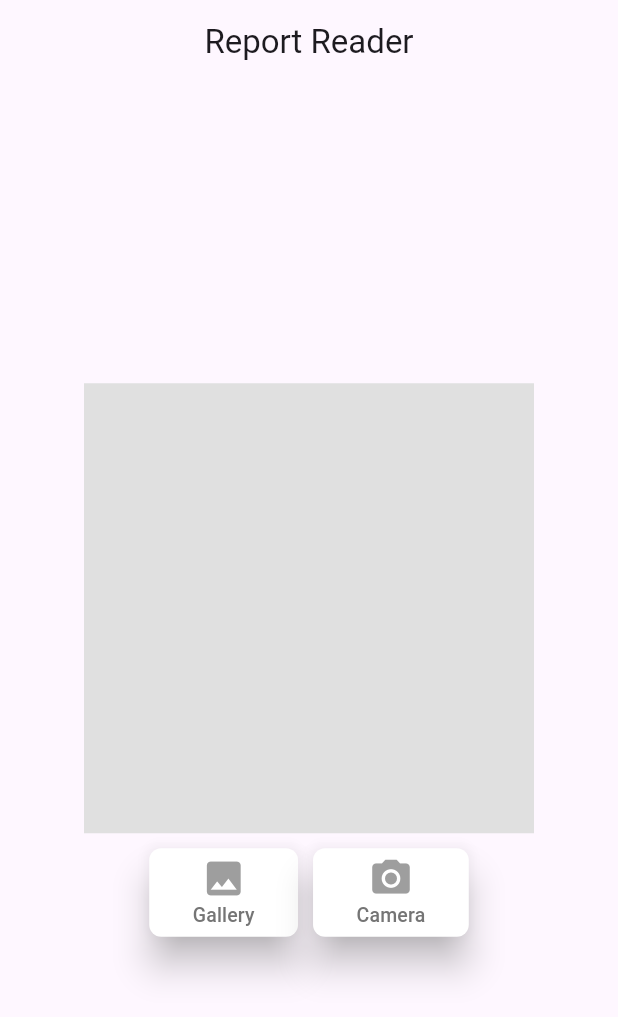
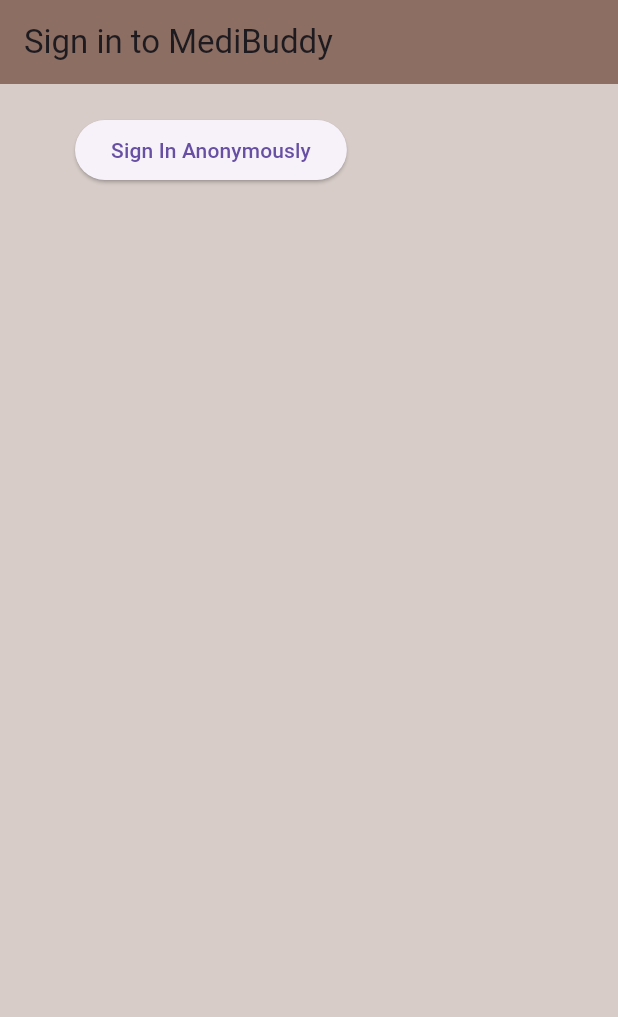
Before and after one commit to aseahjh/medibuddy, a Flutter app: the screen it shows after launch, on a phone screen of 412 x 824 dp. Shown: the top 1017 px of the screen. Run offline on Flutter 3.47's test engine with Material 3 defaults, Android fonts, the phone set to English and light mode, and no system bars; our stand-ins replace firebase_auth, firebase_core, image_picker; missing offline and left inert: google_ml_kit; accounts and stored records are empty.

Commit message:
Anon Sign In

```diff
--- a/lib/main.dart
+++ b/lib/main.dart
@@ -1,15 +1,18 @@
-import 'dart:io';
+import 'package:flutter/material.dart';
+import 'package:medibuddy/screens/wrapper.dart';
+import 'package:firebase_core/firebase_core.dart';
 
-import 'package:flutter/material.dart';
-import 'package:google_ml_kit/google_ml_kit.dart';
-import 'package:image_picker/image_picker.dart';
-
-void main() {
-  runApp(const MyApp());
+void main() async {
+  try {
+    await Firebase.initializeApp();
+    runApp(MyApp());
+  } catch (error) {
+    print("Error Initializing Firebase: $error");
+  }
 }
 
 class MyApp extends StatelessWidget {
-  const MyApp({Key? key}) : super(key: key);
+  MyApp({Key? key}) : super(key: key);
 
   // This widget is the root of your application.
   @override
@@ -19,187 +22,7 @@
       theme: ThemeData(
         primarySwatch: Colors.green,
       ),
-      home: const MyHomePage(),
+      home: Wrapper(),
     );
   }
 }
-
-class MyHomePage extends StatefulWidget {
-  const MyHomePage({Key? key}) : super(key: key);
-
-  @override
-  State<MyHomePage> createState() => _MyHomePageState();
-}
-
-class _MyHomePageState extends State<MyHomePage> {
-  bool textScanning = false;
-
-  XFile? imageFile;
-
-  String scannedText = "";
-
-  @override
-Widget build(BuildContext context) {
-  return Scaffold(
-    appBar: AppBar(
-      centerTitle: true,
-      title: const Text("Report Reader"),
-    ),
-    body: Center(
-      child: SingleChildScrollView(
-        child: Container(
-          margin: const EdgeInsets.all(20),
-          child: Column(
-            crossAxisAlignment: CrossAxisAlignment.center,
-            children: [
-              if (textScanning) const CircularProgressIndicator(),
-              if (!textScanning && imageFile == null)
-                Container(
-                  width: 300,
-                  height: 300,
-                  color: Colors.grey[300]!,
-                ),
-              if (imageFile != null) Image.file(File(imageFile!.path)),
-              Row(
-                mainAxisAlignment: MainAxisAlignment.center,
-                children: [
-                  Container(
-                    margin: const EdgeInsets.symmetric(horizontal: 5),
-                    padding: const EdgeInsets.only(top: 10),
-                    child: ElevatedButton(
-                      style: ElevatedButton.styleFrom(
-                        primary: Colors.white,
-                        onPrimary: Colors.grey,
-                        shadowColor: Colors.grey[400],
-                        elevation: 10,
-                        shape: RoundedRectangleBorder(
-                          borderRadius: BorderRadius.circular(8.0),
-                        ),
-                      ),
-                      onPressed: () {
-                        getImage(ImageSource.gallery);
-                      },
-                      child: Container(
-                        margin: const EdgeInsets.symmetric(
-                          vertical: 5,
-                          horizontal: 5,
-                        ),
-                        child: Column(
-                          mainAxisSize: MainAxisSize.min,
-                          children: [
-                            Icon(
-                              Icons.image,
-                              size: 30,
-                            ),
-                            Text(
-                              "Gallery",
-                              style: TextStyle(
-                                fontSize: 13,
-                                color: Colors.grey[600],
-                              ),
-                            ),
-                          ],
-                        ),
-                      ),
-                    ),
-                  ),
-                  Container(
-                    margin: const EdgeInsets.symmetric(horizontal: 5),
-                    padding: const EdgeInsets.only(top: 10),
-                    child: ElevatedButton(
-                      style: ElevatedButton.styleFrom(
-                        primary: Colors.white,
-                        onPrimary: Colors.grey,
-                        shadowColor: Colors.grey[400],
-                        elevation: 10,
-                        shape: RoundedRectangleBorder(
-                          borderRadius: BorderRadius.circular(8.0),
-                        ),
-                      ),
-                      onPressed: () {
-                        getImage(ImageSource.camera);
-                      },
-                      child: Container(
-                        margin: const EdgeInsets.symmetric(
-                          vertical: 5,
-                          horizontal: 5,
-                        ),
-                        child: Column(
-                          mainAxisSize: MainAxisSize.min,
-                          children: [
-                            Icon(
-                              Icons.camera_alt,
-                              size: 30,
-                            ),
-                            Text(
-                              "Camera",
-                              style: TextStyle(
-                                fontSize: 13,
-                                color: Colors.grey[600],
-                              ),
-                            ),
-                          ],
-                        ),
-                      ),
-                    ),
-                  ),
-                ],
-              ),
-            ],
-          ),
-        ),
-      ),
-    ),
-  );
-}
-
-  void getImage(ImageSource source) async {
-    try {
-      final pickedImage = await ImagePicker().pickImage(source: source);
-      if (pickedImage != null) {
-        textScanning = true;
-        imageFile = pickedImage;
-        setState(() {});
-        getRecognisedText(pickedImage);
-      }
-    } catch (e) {
-      textScanning = false;
-      imageFile = null;
-	  scannedText = "Error occured while scanning";
-      setState(() {});
-    }
-  }
-
-  void getRecognisedText(XFile image) async {
-    final inputImage = InputImage.fromFilePath(image.path);
-    final textDetector = GoogleMlKit.vision.textDetector();
-    RecognisedText recognisedText = await textDetector.processImage(inputImage);
-    await textDetector.close();
-    scannedText = "";
-    for (TextBlock block in recognisedText.blocks) {
-      for (TextLine line in block.lines) {
-        scannedText = scannedText + line.text + "\n";
-      }
-    }
-    textScanning = false;
-    setState(() {});
-  }
-
-  @override
-  void initState() {
-    super.initState();
-  }
-
-  int _counter = 0;
-
-  void _incrementCounter() {
-    setState(() {
-      // This call to setState tells the Flutter framework that something has
-      // changed in this State, which causes it to rerun the build method below
-      // so that the display can reflect the updated values. If we changed
-      // _counter without calling setState(), then the build method would not be
-      // called again, and so nothing would appear to happen.
-      _counter++;
-    });
-  }
-}
--- /dev/null
+++ b/lib/models/user.dart
@@ -0,0 +1,5 @@
+class AppUser {
+  final String uid;
+
+  AppUser({required this.uid});
+}
--- /dev/null
+++ b/lib/screens/authenticate/authenticate.dart
@@ -0,0 +1,18 @@
+import 'package:flutter/material.dart';
+import 'package:medibuddy/screens/authenticate/sign_in.dart';
+
+class Authenticate extends StatefulWidget {
+  const Authenticate({super.key});
+
+  @override
+  State<Authenticate> createState() => _AuthenticateState();
+}
+
+class _AuthenticateState extends State<Authenticate> {
+  @override
+  Widget build(BuildContext context) {
+    return Container(
+      child: const SignIn(),
+    );
+  }
+}
--- /dev/null
+++ b/lib/screens/authenticate/sign_in.dart
@@ -0,0 +1,39 @@
+import 'package:flutter/material.dart';
+import 'package:medibuddy/services/auth.dart';
+
+class SignIn extends StatefulWidget {
+  const SignIn({super.key});
+
+  @override
+  State<SignIn> createState() => _SignInState();
+}
+
+class _SignInState extends State<SignIn> {
+  final AuthService _authService = AuthService();
+
+  @override
+  Widget build(BuildContext context) {
+    return Scaffold(
+      backgroundColor: Colors.brown[100],
+      appBar: AppBar(
+        backgroundColor: Colors.brown[400],
+        elevation: 0.0,
+        title: const Text('Sign in to MediBuddy'),
+      ),
+      body: Container(
+        padding: const EdgeInsets.symmetric(vertical: 20.0, horizontal: 50.0),
+        child: ElevatedButton(
+            child: const Text('Sign In Anonymously'),
+            onPressed: () async {
+              dynamic result = await _authService.signInAnon();
+              if (result == null) {
+                print('Error Signing In');
+              } else {
+                print('Signed In');
+                print(result.uid);
+              }
+            }),
+      ),
+    );
+  }
+}
--- /dev/null
+++ b/lib/screens/wrapper.dart
@@ -0,0 +1,12 @@
+import 'package:flutter/material.dart';
+import 'package:medibuddy/screens/authenticate/authenticate.dart';
+//import 'package:medibuddy/screens/home/home.dart';
+
+class Wrapper extends StatelessWidget {
+  Wrapper({super.key});
+
+  @override
+  Widget build(BuildContext context) {
+    return const Authenticate();
+  }
+}
```
Also changed, not shown: lib/screens/home/home.dart (added, +185 -0 lines), lib/services/auth.dart (added, +29 -0 lines), pubspec.yaml (+4 -4 lines), pubspec.lock, 6 other files.
